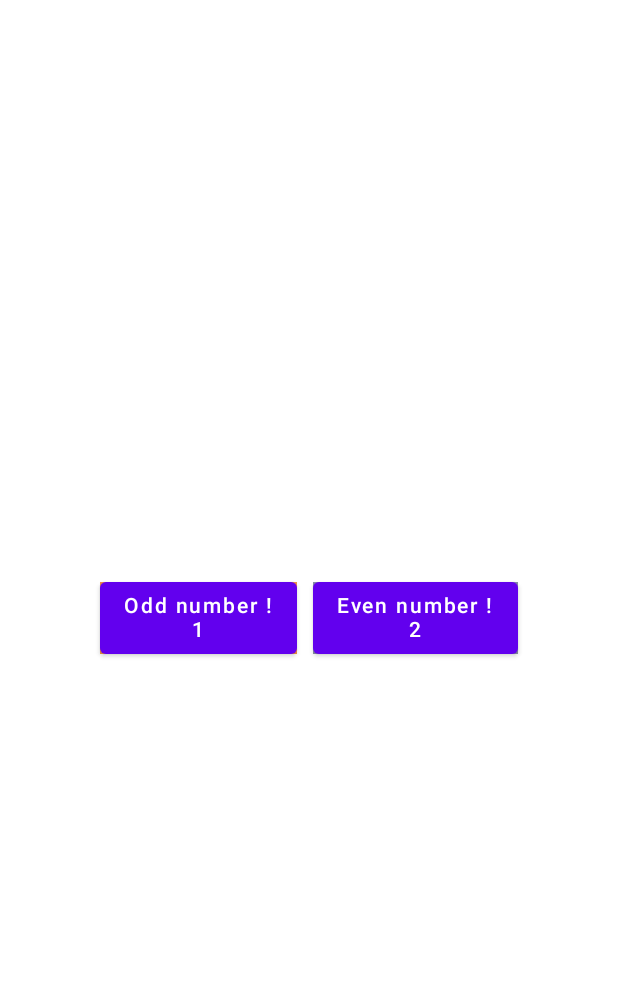
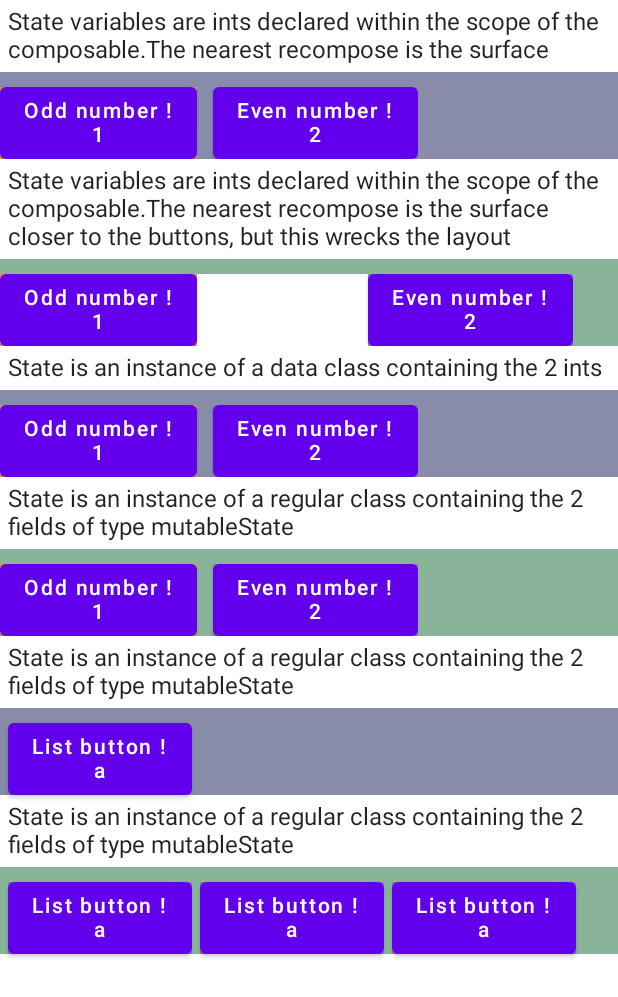
Before and after one commit to HoinzeyBear/SelfComposed, an Android app built with Jetpack Compose: the screen it shows after launch (MainActivity), on a phone screen of 412 x 824 dp. Shown: the top 997 px of the screen. Run offline under Robolectric (Android 15) with nearby library versions, the phone set to English and light mode, and no system bars.

Commit message:
Checking state updates on lists. Need to figure out why some of them trigger updates differently to the others

```diff
--- a/app/src/main/java/com/example/selfcomposed/MainActivity.kt
+++ b/app/src/main/java/com/example/selfcomposed/MainActivity.kt
@@ -10,6 +10,7 @@ import androidx.compose.material.Text
 import androidx.compose.runtime.Composable
 import androidx.compose.ui.Modifier
 import androidx.compose.ui.tooling.preview.Preview
+import com.example.selfcomposed.blog.AllAboutState
 import com.example.selfcomposed.ui.theme.SelfComposedTheme
 
 class MainActivity : ComponentActivity() {
@@ -19,11 +20,8 @@ class MainActivity : ComponentActivity() {
             SelfComposedTheme {
                 // A surface container using the 'background' color from the theme
                 Surface(modifier = Modifier.fillMaxSize(), color = MaterialTheme.colors.background) {
-//                    Stateful()
-//                    StartingPoint()
-//                    StartingPoint_ExtraSurface()
-                    StartingPoint_WithDataClassAsState()
-//                    StartingPoint_WithClassOfStateFields()
+                    println("Drawing root surface")
+                    AllAboutState()
                 }
             }
         }
--- a/app/src/main/java/com/example/selfcomposed/blog/AllAboutState.kt
+++ b/app/src/main/java/com/example/selfcomposed/blog/AllAboutState.kt
@@ -1,4 +1,4 @@
-package com.example.selfcomposed
+package com.example.selfcomposed.blog
 
 import androidx.compose.foundation.background
 import androidx.compose.foundation.layout.*
@@ -7,18 +7,84 @@ import androidx.compose.material.MaterialTheme
 import androidx.compose.material.Surface
 import androidx.compose.material.Text
 import androidx.compose.runtime.*
-import androidx.compose.runtime.saveable.rememberSaveable
+import androidx.compose.runtime.snapshots.SnapshotStateList
 import androidx.compose.ui.Alignment
 import androidx.compose.ui.Modifier
-import androidx.compose.ui.graphics.Color
 import androidx.compose.ui.tooling.preview.Preview
 import androidx.compose.ui.unit.dp
+import com.example.selfcomposed.ui.theme.GreenContrast
 import com.example.selfcomposed.ui.theme.OrangeHighlight
 import com.example.selfcomposed.ui.theme.PurplyBlueContrast
+import com.example.selfcomposed.util.AllAboutStateUtil
 
 /*
     https://dev.to/zachklipp/scoped-recomposition-jetpack-compose-what-happens-when-state-changes-l78
  */
+
+@Composable
+fun AllAboutState() {
+    Column(modifier = Modifier.fillMaxSize(),
+        verticalArrangement = Arrangement.Top) {
+        println("Drawing AllAboutState Column")
+
+        Text(text = "State variables are ints declared within the scope of the composable." +
+                "The nearest recompose is the surface",
+            modifier = Modifier.padding(5.dp))
+        Row(modifier = Modifier
+            .fillMaxWidth()
+            .background(PurplyBlueContrast)
+            .padding(top = 10.dp)) {
+            StartingPoint(Modifier.background(PurplyBlueContrast))
+        }
+        Text(text = "State variables are ints declared within the scope of the composable." +
+                "The nearest recompose is the surface closer to the buttons, but this wrecks " +
+                "the layout",
+            modifier = Modifier.padding(5.dp))
+        Row(modifier = Modifier
+            .fillMaxWidth()
+            .background(GreenContrast)
+            .padding(top = 10.dp)) {
+            StartingPoint_ExtraSurface(Modifier.background(GreenContrast))
+        }
+        Text(text = "State is an instance of a data class containing the 2 ints",
+            modifier = Modifier.padding(5.dp))
+        Row(modifier = Modifier
+            .fillMaxWidth()
+            .background(PurplyBlueContrast)
+            .padding(top = 10.dp)) {
+            StartingPoint_WithDataClassAsState(Modifier.background(PurplyBlueContrast))
+        }
+        Text(text = "State is an instance of a regular class containing " +
+                "the 2 fields of type mutableState",
+            modifier = Modifier.padding(5.dp))
+        Row(modifier = Modifier
+            .fillMaxWidth()
+            .background(GreenContrast)
+            .padding(top = 10.dp)) {
+            StartingPoint_WithClassOfStateFields(Modifier.background(GreenContrast))
+        }
+        Text(text = "State is an instance of a regular class containing " +
+                "the 2 fields of type mutableState",
+            modifier = Modifier.padding(5.dp))
+        Row(modifier = Modifier
+            .fillMaxWidth()
+            .background(PurplyBlueContrast)
+            .padding(top = 10.dp)) {
+            MutableListDonts()
+        }
+        Text(text = "State is an instance of a regular class containing " +
+                "the 2 fields of type mutableState",
+            modifier = Modifier.padding(5.dp))
+        Row(modifier = Modifier
+            .fillMaxWidth()
+            .background(GreenContrast)
+            .padding(top = 10.dp)) {
+            println("Drawing Row for List DOS")
+            MutableListDos()
+        }
+
+    }
+}
 
 @Composable
 fun Stateful() {
@@ -45,7 +111,7 @@ fun Stateful() {
 }
 
 @Composable
-fun StartingPoint() {
+fun StartingPoint(modifier: Modifier = Modifier) {
     /*
     On first render, all 4 "Drawing" messages are printed. Surface -> Row -> OddButton -> EvenButton
 
@@ -57,10 +123,10 @@ fun StartingPoint() {
     A: Common layouts such as Column, Row & Box are _inline_ functions. As inline functions are basically copied
     to the calling site on compile, they don't have their own scope. So our Surface is the nearest compose scope.
      */
-    Surface(modifier = Modifier.fillMaxSize()) {
+    Surface {
         println("Drawing surface")
 
-        Row(modifier = Modifier.background(color = MaterialTheme.colors.surface), horizontalArrangement = Arrangement.Center,
+        Row(modifier = modifier, horizontalArrangement = Arrangement.Center,
             verticalAlignment = Alignment.CenterVertically) {
             println("Drawing row")
 
@@ -78,18 +144,18 @@ fun StartingPoint() {
 }
 
 @Composable
-fun StartingPoint_ExtraSurface() {
+fun StartingPoint_ExtraSurface(modifier: Modifier = Modifier) {
     /*
         Here the "second surface" is the nearest scope, so it prevents the Row & First surface being recomposed.
         It does bork the layout however and in this scenario, would offer no benefit.
      */
-    Surface(modifier = Modifier.fillMaxSize()) {
+    Surface {
         println("Drawing surface")
 
-        Row(modifier = Modifier.background(color = MaterialTheme.colors.surface), horizontalArrangement = Arrangement.Center,
+        Row(modifier = modifier, horizontalArrangement = Arrangement.Center,
             verticalAlignment = Alignment.CenterVertically) {
             println("Drawing row")
-            Surface(){
+            Surface(modifier = modifier){
                 println("Drawing second surface")
                 val oddNumber: MutableState<Int> = remember { mutableStateOf(1) }
                 OddButton(oddNumber = oddNumber.value) {
@@ -97,7 +163,7 @@ fun StartingPoint_ExtraSurface() {
                 }
 
                 var evenNumber by remember{ mutableStateOf(2) }
-                EvenButton(evenNumber = evenNumber) {
+                EvenButton(Modifier.padding(start = 240.dp), evenNumber = evenNumber) {
                     evenNumber += 2
                 }
             }
@@ -108,12 +174,13 @@ fun StartingPoint_ExtraSurface() {
 data class TwoButtonsState(var oddNumber: Int, var evenNumber: Int)
 
 @Composable
-fun StartingPoint_WithDataClassAsState() {
-    Surface(modifier = Modifier.fillMaxSize()) {
+fun StartingPoint_WithDataClassAsState(modifier: Modifier = Modifier) {
+    Surface {
         val state: MutableState<TwoButtonsState> = remember { mutableStateOf(TwoButtonsState(oddNumber = 1, evenNumber = 2)) }
         println("Drawing surface")
 
-        Row(modifier = Modifier.background(color = MaterialTheme.colors.surface), horizontalArrangement = Arrangement.Center,
+        Row(modifier = modifier,
+            horizontalArrangement = Arrangement.Center,
             verticalAlignment = Alignment.CenterVertically) {
             println("Drawing row")
 
@@ -134,10 +201,10 @@ class TwoButtonWithStateFields() {
 }
 
 @Composable
-fun StartingPoint_WithClassOfStateFields() {
+fun StartingPoint_WithClassOfStateFields(modifier: Modifier = Modifier) {
 
     val obj = TwoButtonWithStateFields()
-    Surface(modifier = Modifier.fillMaxSize()) {
+    Surface {
         /*
         val obj = TwoButtonWithStateFields()
         => If this is declared here, as the above surface is the nearest compose scope
@@ -145,7 +212,7 @@ fun StartingPoint_WithClassOfStateFields() {
          */
         println("Drawing surface")
 
-        Row(modifier = Modifier.background(color = MaterialTheme.colors.surface), horizontalArrangement = Arrangement.Center,
+        Row(modifier = modifier, horizontalArrangement = Arrangement.Center,
             verticalAlignment = Alignment.CenterVertically) {
             println("Drawing row")
 
@@ -160,6 +227,45 @@ fun StartingPoint_WithClassOfStateFields() {
     }
 }
 
+@Composable
+fun MutableListDonts(modifier: Modifier = Modifier) {
+    println("Creating list")
+    val list by remember{mutableStateOf(listOf("a"))}
+    println("Drawing DONT list button")
+    ListButton(list = list){
+        list.plus("b")
+    }
+}
+
+@Composable
+fun MutableListDos(modifier: Modifier = Modifier) {
+    /*
+        todo get a better understanding of why the firstList triggers a recomposition of all 3
+        list buttons whereas the 2nd + 3rd manage to trigger an update without triggering any re-compose calls ?
+     */
+    println("Creating list")
+    var firstList by remember{mutableStateOf(listOf("a"))}
+    val secondList: SnapshotStateList<String> = remember{ mutableStateListOf("a") }
+    //val firstList by remember{mutableStateOf(mutableListOf("a"))} - it doesn't like this
+    val thirdList: MutableList<String> = remember{mutableStateListOf("a")}
+
+    Row(modifier = modifier, horizontalArrangement = Arrangement.Center,
+        verticalAlignment = Alignment.CenterVertically) {
+        println("Drawing first DO list button")
+        ListButton(list = firstList){
+            firstList = firstList.plus("b")
+        }
+//        firstList.add("b")
+        println("Drawing second DO list button")
+        ListButton(list = secondList){
+            secondList.add("b")
+        }
+        println("Drawing third DO list button")
+        ListButton(list = thirdList){
+            thirdList.add("b")
+        }
+    }
+}
 
 @Composable
 fun OddButton(oddNumber: Int, increaseOdd: () -> Unit) {
@@ -179,8 +285,8 @@ fun OddButton(oddNumber: Int, increaseOdd: () -> Unit) {
 }
 
 @Composable
-fun EvenButton(evenNumber: Int, increaseEven: () -> Unit) {
-    Button(modifier = Modifier
+fun EvenButton(modifier: Modifier = Modifier,evenNumber: Int, increaseEven: () -> Unit) {
+    Button(modifier = modifier
         .padding(start = 5.dp)
         .background(PurplyBlueContrast),
         onClick = {
@@ -194,3 +300,25 @@ fun EvenButton(evenNumber: Int, increaseEven: () -> Unit) {
         }
     }
 }
+
+@Composable
+fun ListButton(modifier: Modifier = Modifier,list: List<String>, add: () -> Unit) {
+    Button(modifier = modifier
+        .padding(start = 5.dp)
+        .background(PurplyBlueContrast),
+        onClick = {
+            add()
+            println("Size of list is now: ${list.size}")
+        }) {
+        Column(horizontalAlignment = Alignment.CenterHorizontally) {
+            Text(text = "List button !")
+            Text(text = AllAboutStateUtil.alphabet[list.size-1])
+        }
+    }
+}
+
+@Preview
+@Composable
+fun PreviewAllAboutState() {
+    AllAboutState()
+}
--- /dev/null
+++ b/app/src/main/java/com/example/selfcomposed/util/AllAboutStateUtil.kt
@@ -0,0 +1,5 @@
+package com.example.selfcomposed.util
+
+object AllAboutStateUtil {
+    val alphabet = arrayOf("a","b","c","d","e","f","g","h","i","j","k")
+}
```
